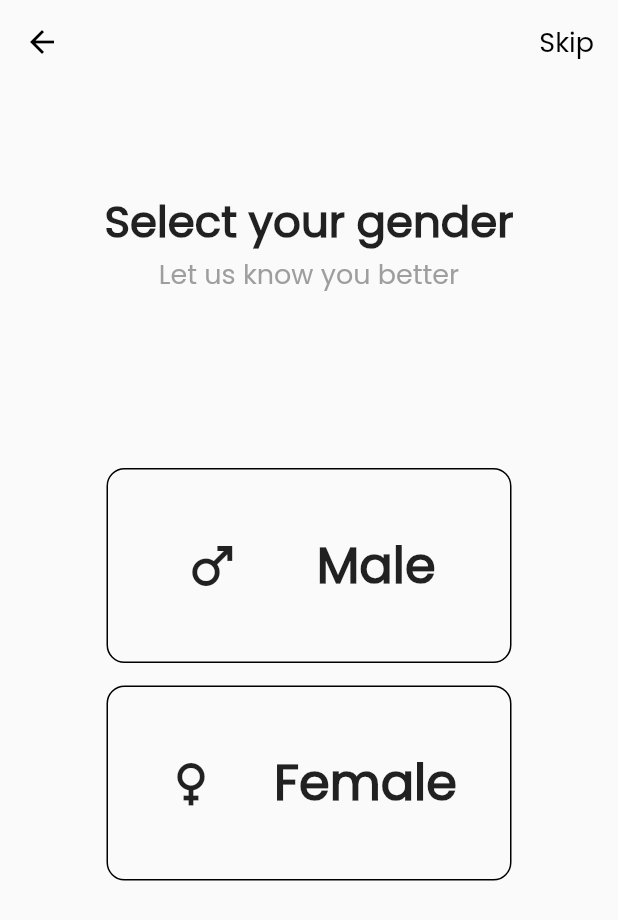
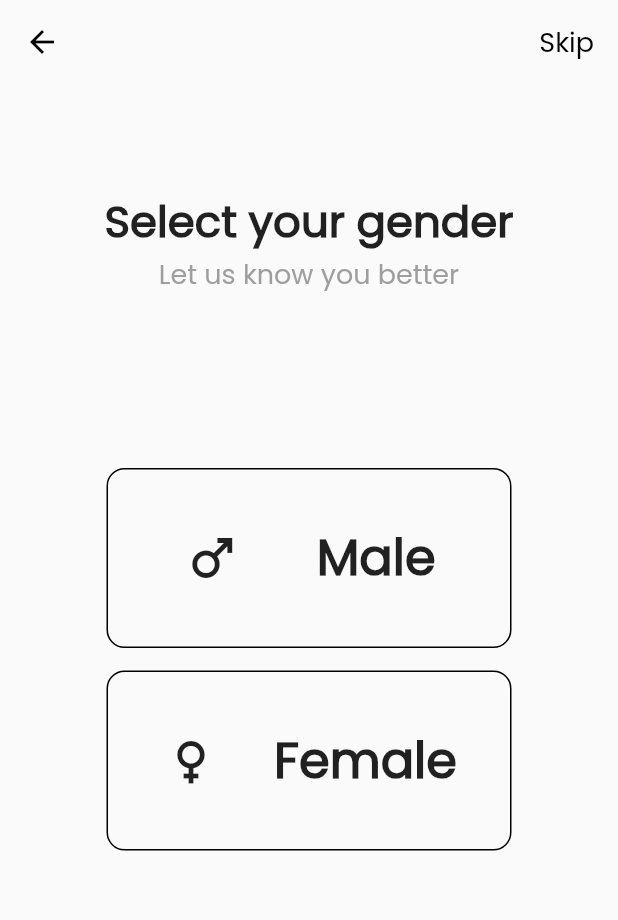
Before and after one commit to c-ryuk/Doctourna, a Flutter app: the GenderPage screen opened directly, on a phone screen of 412 x 824 dp. Shown: the top 920 px of the screen. Run offline on Flutter 3.47's test engine with Material 2 defaults, Android fonts, the phone set to English and light mode, and no system bars; our stand-ins replace font_awesome_flutter; missing offline and left inert: country_flags.

Commit message:
finished gender selection , still getting data

```diff
--- a/tbibi/lib/views/gender_page.dart
+++ b/tbibi/lib/views/gender_page.dart
@@ -1,10 +1,20 @@
 import 'package:flutter/material.dart';
 import 'package:tbibi/views/specialities_page.dart';
 import 'package:tbibi/widgets/gender_widget.dart';
-
 import '../models/gender.dart';
 
-class GenderPage extends StatelessWidget {
+class GenderPage extends StatefulWidget {
+  @override
+  GenderPageState createState() => GenderPageState();
+}
+
+@override
+void initState() {}
+
+class GenderPageState extends State<GenderPage> {
+  bool isMaleVisible = true;
+  bool isFemaleVisible = true;
+
   @override
   Widget build(BuildContext context) {
     return Scaffold(
@@ -53,7 +63,16 @@ class GenderPage extends StatelessWidget {
               child: Center(
                 child: Column(
                   children: [
-                    GenderWidget(
+                    Container(
+                      height: 120,
+                      child: Visibility(
+                        visible: isMaleVisible,
+                        child: GenderWidget(
+                          toHide: () {
+                            setState(() {
+                              isFemaleVisible = !isFemaleVisible;
+                            });
+                          },
                           gender: Gender(
                               icon: Icon(
                                 Icons.male,
@@ -61,16 +80,30 @@ class GenderPage extends StatelessWidget {
                               ),
                               title: "Male"),
                         ),
+                      ),
+                    ),
                     SizedBox(
                       height: 15,
                     ),
-                    GenderWidget(
+                    Container(
+                      height: 120,
+                      child: Visibility(
+                        visible: isFemaleVisible,
+                        child: GenderWidget(
+                          toHide: () {
+                            setState(() {
+                              isMaleVisible = !isMaleVisible;
+                            });
+                          },
                           gender: Gender(
                               icon: Icon(
                                 Icons.female,
                                 size: 40,
                               ),
-                            title: "Female")),
+                              title: "Female"),
+                        ),
+                      ),
+                    ),
                   ],
                 ),
               )),
--- a/tbibi/lib/widgets/gender_widget.dart
+++ b/tbibi/lib/widgets/gender_widget.dart
@@ -1,9 +1,17 @@
 import 'package:flutter/material.dart';
 import 'package:tbibi/models/gender.dart';
 
-class GenderWidget extends StatelessWidget {
-  GenderWidget({required this.gender});
+class GenderWidget extends StatefulWidget {
+  GenderWidget({required this.gender, required this.toHide});
+
+  VoidCallback toHide;
   final Gender gender;
+
+  @override
+  GenderWidgetState createState() => GenderWidgetState();
+}
+
+class GenderWidgetState extends State<GenderWidget> {
   @override
   Widget build(BuildContext context) {
     return Container(
@@ -12,12 +20,18 @@ class GenderWidget extends StatelessWidget {
       decoration: BoxDecoration(
           border: Border.all(color: Colors.black),
           borderRadius: BorderRadius.all(Radius.circular(12))),
+      child: GestureDetector(
+        onTap: () {
+          setState(() {
+            widget.toHide();
+          });
+        },
         child: Row(
           mainAxisAlignment: MainAxisAlignment.spaceEvenly,
           children: [
-          gender.icon,
+            widget.gender.icon,
             Text(
-            gender.title,
+              widget.gender.title,
               style: TextStyle(
                   fontFamily: 'Poppins',
                   fontSize: 33,
@@ -25,6 +39,7 @@ class GenderWidget extends StatelessWidget {
             )
           ],
         ),
+      ),
     );
   }
 }
```
Lines whose indentation alone changed are shown as unchanged.
